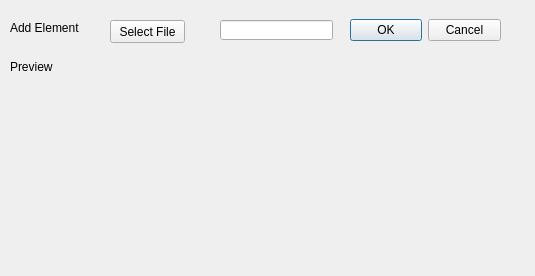
Old version of the form add_element.ui in the repository 2jonnyb/Osu-Skin-Helper.
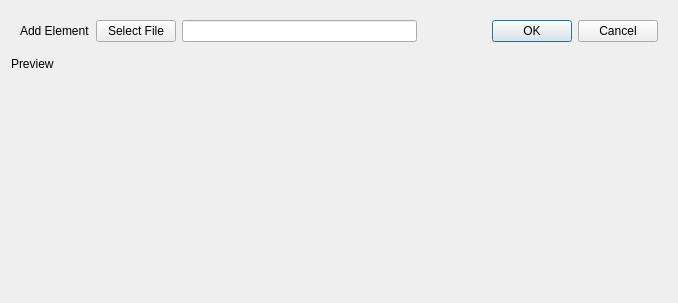
New version of the form.

```diff
--- a/add_element.ui
+++ b/add_element.ui
@@ -6,22 +6,46 @@
    <rect>
     <x>0</x>
     <y>0</y>
-    <width>535</width>
-    <height>276</height>
+    <width>678</width>
+    <height>303</height>
    </rect>
   </property>
   <property name="windowTitle">
    <string>Select Skin Element</string>
   </property>
+  <layout class="QVBoxLayout" name="verticalLayout">
+   <item>
+    <widget class="QWidget" name="widget" native="true">
+     <property name="sizePolicy">
+      <sizepolicy hsizetype="Preferred" vsizetype="Minimum">
+       <horstretch>0</horstretch>
+       <verstretch>0</verstretch>
+      </sizepolicy>
+     </property>
+     <layout class="QHBoxLayout" name="horizontalLayout">
+      <item>
+       <widget class="QLabel" name="label_add_element">
+        <property name="text">
+         <string>Add Element</string>
+        </property>
+       </widget>
+      </item>
+      <item>
+       <widget class="QPushButton" name="pushButton">
+        <property name="text">
+         <string>Select File</string>
+        </property>
+       </widget>
+      </item>
+      <item>
+       <widget class="QLineEdit" name="lineEdit_filepath">
+        <property name="text">
+         <string/>
+        </property>
+       </widget>
+      </item>
+      <item>
   <widget class="QDialogButtonBox" name="buttonBox">
-   <property name="geometry">
-    <rect>
-     <x>350</x>
-     <y>10</y>
-     <width>151</width>
-     <height>41</height>
-    </rect>
-   </property>
    <property name="orientation">
     <enum>Qt::Horizontal</enum>
    </property>
@@ -29,68 +53,37 @@
     <set>QDialogButtonBox::Cancel|QDialogButtonBox::Ok</set>
    </property>
   </widget>
-  <widget class="QLabel" name="label_add_element">
-   <property name="geometry">
-    <rect>
-     <x>10</x>
-     <y>20</y>
-     <width>71</width>
-     <height>16</height>
-    </rect>
-   </property>
-   <property name="text">
-    <string>Add Element</string>
-   </property>
-  </widget>
-  <widget class="QLineEdit" name="lineEdit_filepath">
-   <property name="geometry">
-    <rect>
-     <x>220</x>
-     <y>20</y>
-     <width>113</width>
-     <height>20</height>
-    </rect>
-   </property>
-  </widget>
-  <widget class="QPushButton" name="pushButton">
-   <property name="geometry">
-    <rect>
-     <x>110</x>
-     <y>20</y>
-     <width>75</width>
-     <height>23</height>
-    </rect>
-   </property>
-   <property name="text">
-    <string>Select File</string>
-   </property>
-  </widget>
+      </item>
+     </layout>
+    </widget>
+   </item>
+   <item>
   <widget class="QLabel" name="label_preview">
-   <property name="geometry">
-    <rect>
-     <x>10</x>
-     <y>60</y>
-     <width>47</width>
-     <height>13</height>
-    </rect>
+     <property name="sizePolicy">
+      <sizepolicy hsizetype="Preferred" vsizetype="Minimum">
+       <horstretch>0</horstretch>
+       <verstretch>0</verstretch>
+      </sizepolicy>
    </property>
    <property name="text">
     <string>Preview</string>
    </property>
   </widget>
+   </item>
+   <item>
   <widget class="QLabel" name="label_image">
-   <property name="geometry">
-    <rect>
-     <x>10</x>
-     <y>90</y>
-     <width>511</width>
-     <height>171</height>
-    </rect>
+     <property name="sizePolicy">
+      <sizepolicy hsizetype="Preferred" vsizetype="Expanding">
+       <horstretch>0</horstretch>
+       <verstretch>0</verstretch>
+      </sizepolicy>
    </property>
    <property name="text">
     <string/>
    </property>
   </widget>
+   </item>
+  </layout>
  </widget>
  <resources/>
  <connections>
```
Lines whose indentation alone changed are shown as unchanged.
